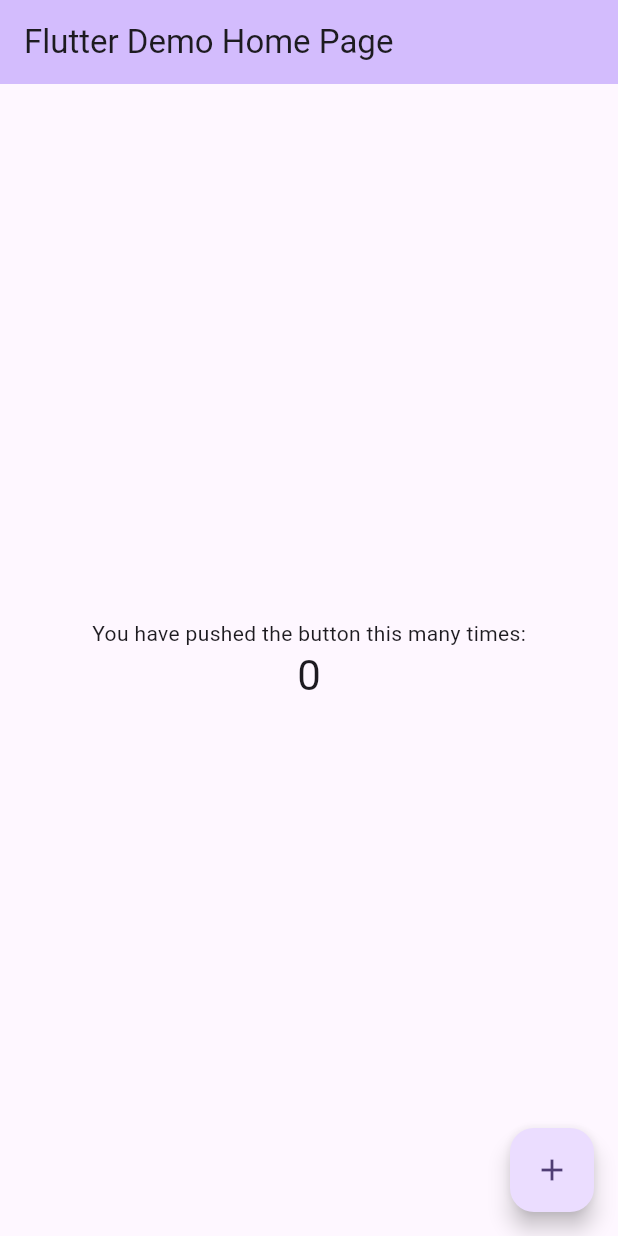
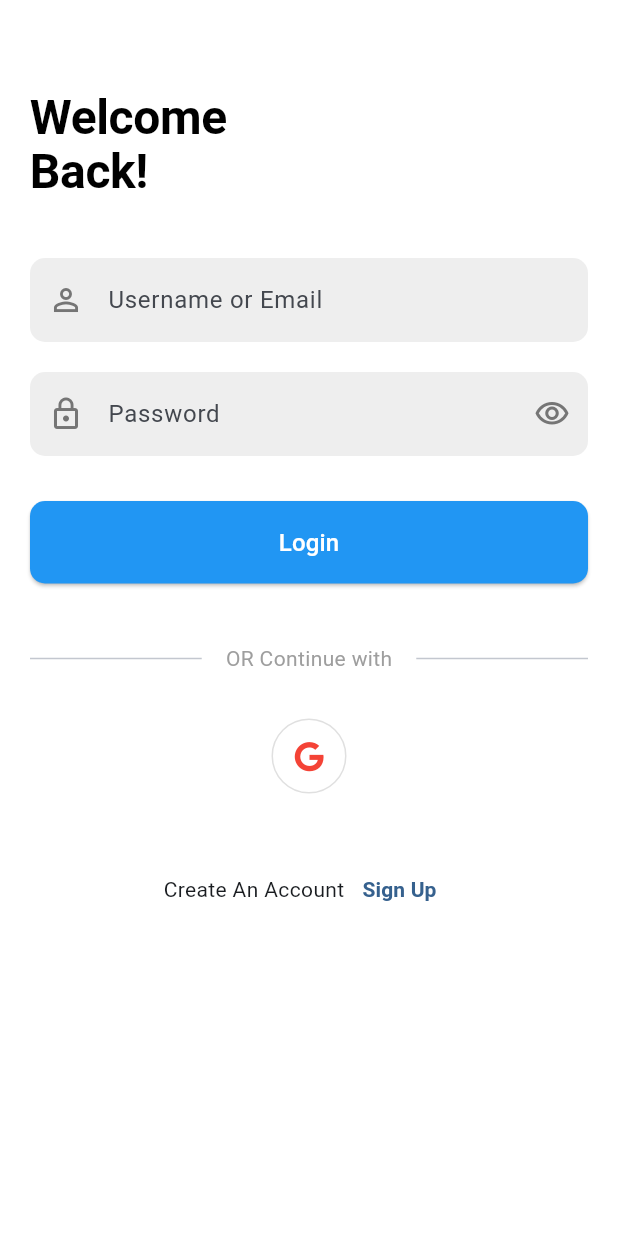
Before and after one commit to UTH-BrotherHood/shared-shopping-client, a Flutter app: the screen it shows after launch, on a phone screen of 412 x 824 dp. Run offline on Flutter 3.47's test engine with Material 3 defaults, Android fonts, the phone set to English and light mode, and no system bars; our stand-ins replace font_awesome_flutter.

Commit message:
Implement login screen and functionality with custom text fields and social login options. Added AppTheme for consistent styling and integrated font_awesome_flutter package for social icons. Updated main app structure to use LoginScreen as the home widget.

```diff
--- a/lib/main.dart
+++ b/lib/main.dart
@@ -1,4 +1,6 @@
 import 'package:flutter/material.dart';
+import 'screens/login/login_screen.dart';
+import 'theme/app_theme.dart';
 
 void main() {
   runApp(const MyApp());
@@ -7,116 +9,13 @@ void main() {
 class MyApp extends StatelessWidget {
   const MyApp({super.key});
 
-  // This widget is the root of your application.
   @override
   Widget build(BuildContext context) {
     return MaterialApp(
-      title: 'Flutter Demo',
-      theme: ThemeData(
-        // This is the theme of your application.
-        //
-        // TRY THIS: Try running your application with "flutter run". You'll see
-        // the application has a purple toolbar. Then, without quitting the app,
-        // try changing the seedColor in the colorScheme below to Colors.green
-        // and then invoke "hot reload" (save your changes or press the "hot
-        // reload" button in a Flutter-supported IDE, or press "r" if you used
-        // the command line to start the app).
-        //
-        // Notice that the counter didn't reset back to zero; the application
-        // state is not lost during the reload. To reset the state, use hot
-        // restart instead.
-        //
-        // This works for code too, not just values: Most code changes can be
-        // tested with just a hot reload.
-        colorScheme: ColorScheme.fromSeed(seedColor: Colors.deepPurple),
-      ),
-      home: const MyHomePage(title: 'Flutter Demo Home Page'),
+      title: 'Shared Shopping',
+      debugShowCheckedModeBanner: false,
+      theme: AppTheme.lightTheme,
+      home: const LoginScreen(),
     );
   }
 }
-
-class MyHomePage extends StatefulWidget {
-  const MyHomePage({super.key, required this.title});
-
-  // This widget is the home page of your application. It is stateful, meaning
-  // that it has a State object (defined below) that contains fields that affect
-  // how it looks.
-
-  // This class is the configuration for the state. It holds the values (in this
-  // case the title) provided by the parent (in this case the App widget) and
-  // used by the build method of the State. Fields in a Widget subclass are
-  // always marked "final".
-
-  final String title;
-
-  @override
-  State<MyHomePage> createState() => _MyHomePageState();
-}
-
-class _MyHomePageState extends State<MyHomePage> {
-  int _counter = 0;
-
-  void _incrementCounter() {
-    setState(() {
-      // This call to setState tells the Flutter framework that something has
-      // changed in this State, which causes it to rerun the build method below
-      // so that the display can reflect the updated values. If we changed
-      // _counter without calling setState(), then the build method would not be
-      // called again, and so nothing would appear to happen.
-      _counter++;
-    });
-  }
-
-  @override
-  Widget build(BuildContext context) {
-    // This method is rerun every time setState is called, for instance as done
-    // by the _incrementCounter method above.
-    //
-    // The Flutter framework has been optimized to make rerunning build methods
-    // fast, so that you can just rebuild anything that needs updating rather
-    // than having to individually change instances of widgets.
-    return Scaffold(
-      appBar: AppBar(
-        // TRY THIS: Try changing the color here to a specific color (to
-        // Colors.amber, perhaps?) and trigger a hot reload to see the AppBar
-        // change color while the other colors stay the same.
-        backgroundColor: Theme.of(context).colorScheme.inversePrimary,
-        // Here we take the value from the MyHomePage object that was created by
-        // the App.build method, and use it to set our appbar title.
-        title: Text(widget.title),
-      ),
-      body: Center(
-        // Center is a layout widget. It takes a single child and positions it
-        // in the middle of the parent.
-        child: Column(
-          // Column is also a layout widget. It takes a list of children and
-          // arranges them vertically. By default, it sizes itself to fit its
-          // children horizontally, and tries to be as tall as its parent.
-          //
-          // Column has various properties to control how it sizes itself and
-          // how it positions its children. Here we use mainAxisAlignment to
-          // center the children vertically; the main axis here is the vertical
-          // axis because Columns are vertical (the cross axis would be
-          // horizontal).
-          //
-          // TRY THIS: Invoke "debug painting" (choose the "Toggle Debug Paint"
-          // action in the IDE, or press "p" in the console), to see the
-          // wireframe for each widget.
-          mainAxisAlignment: MainAxisAlignment.center,
-          children: <Widget>[
-            const Text('You have pushed the button this many times:'),
-            Text(
-              '$_counter',
-              style: Theme.of(context).textTheme.headlineMedium,
-            ),
-          ],
-        ),
-      ),
-      floatingActionButton: FloatingActionButton(
-        onPressed: _incrementCounter,
-        tooltip: 'Increment',
-        child: const Icon(Icons.add),
-      ), // This trailing comma makes auto-formatting nicer for build methods.
-    );
-  }
-}
--- /dev/null
+++ b/lib/screens/login/login_model.dart
@@ -0,0 +1,32 @@
+import 'package:flutter/material.dart';
+
+class LoginModel with ChangeNotifier {
+  final TextEditingController emailController = TextEditingController();
+  final TextEditingController passwordController = TextEditingController();
+  bool _obscurePassword = true;
+
+  bool get obscurePassword => _obscurePassword;
+
+  void togglePasswordVisibility() {
+    _obscurePassword = !_obscurePassword;
+    notifyListeners();
+  }
+
+  Future<void> login() async {
+    // TODO: Implement actual login logic
+    await Future.delayed(const Duration(seconds: 2));
+    // In a real app, you would validate credentials and handle errors
+  }
+
+  Future<void> loginWithGoogle() async {
+    // TODO: Implement Google login
+    await Future.delayed(const Duration(seconds: 2));
+  }
+
+  @override
+  void dispose() {
+    emailController.dispose();
+    passwordController.dispose();
+    super.dispose();
+  }
+}
--- /dev/null
+++ b/lib/screens/login/login_screen.dart
@@ -0,0 +1,149 @@
+import 'package:flutter/material.dart';
+import 'package:provider/provider.dart';
+import 'package:font_awesome_flutter/font_awesome_flutter.dart';
+import '../../widgets/login/custom_text_field.dart';
+import '../../widgets/login/social_login_button.dart';
+import 'login_model.dart';
+
+class LoginScreen extends StatelessWidget {
+  const LoginScreen({super.key});
+
+  @override
+  Widget build(BuildContext context) {
+    return ChangeNotifierProvider(
+      create: (_) => LoginModel(),
+      child: const LoginView(),
+    );
+  }
+}
+
+class LoginView extends StatelessWidget {
+  const LoginView({super.key});
+
+  @override
+  Widget build(BuildContext context) {
+    final model = Provider.of<LoginModel>(context);
+
+    return Scaffold(
+      body: SafeArea(
+        child: Padding(
+          padding: const EdgeInsets.all(20.0),
+          child: SingleChildScrollView(
+            child: Column(
+              crossAxisAlignment: CrossAxisAlignment.start,
+              children: [
+                const SizedBox(height: 40),
+                // Welcome Back! title
+                Text(
+                  'Welcome\nBack!',
+                  style: Theme.of(context).textTheme.displayLarge,
+                ),
+                const SizedBox(height: 40),
+
+                // Username / Email field
+                CustomTextField(
+                  hintText: 'Username or Email',
+                  prefixIcon: Icons.person_outline,
+                  controller: model.emailController,
+                  validator: (value) {
+                    if (value == null || value.isEmpty) {
+                      return 'Please enter your username or email';
+                    }
+                    return null;
+                  },
+                ),
+                const SizedBox(height: 20),
+
+                // Password field
+                Consumer<LoginModel>(
+                  builder: (_, model, __) {
+                    return CustomTextField(
+                      hintText: 'Password',
+                      prefixIcon: Icons.lock_outline,
+                      obscureText: model.obscurePassword,
+                      controller: model.passwordController,
+                      suffixIcon: IconButton(
+                        icon: Icon(
+                          model.obscurePassword
+                              ? Icons.visibility_outlined
+                              : Icons.visibility_off_outlined,
+                          color: Colors.grey[600],
+                        ),
+                        onPressed: model.togglePasswordVisibility,
+                      ),
+                      validator: (value) {
+                        if (value == null || value.isEmpty) {
+                          return 'Please enter your password';
+                        }
+                        return null;
+                      },
+                    );
+                  },
+                ),
+                const SizedBox(height: 30),
+
+                // Login button
+                ElevatedButton(
+                  onPressed: () => model.login(),
+                  child: const Text('Login', style: TextStyle(fontSize: 16)),
+                ),
+                const SizedBox(height: 40),
+
+                // Or continue with
+                const Row(
+                  children: [
+                    Expanded(child: Divider()),
+                    Padding(
+                      padding: EdgeInsets.symmetric(horizontal: 16.0),
+                      child: Text(
+                        'OR Continue with',
+                        style: TextStyle(color: Colors.grey),
+                      ),
+                    ),
+                    Expanded(child: Divider()),
+                  ],
+                ),
+                const SizedBox(height: 30),
+
+                // Social login buttons
+                Row(
+                  mainAxisAlignment: MainAxisAlignment.spaceEvenly,
+                  children: [
+                    SocialLoginButton(
+                      onPressed: () => model.loginWithGoogle(),
+                      icon: const FaIcon(
+                        FontAwesomeIcons.google,
+                        color: Colors.red,
+                        size: 20,
+                      ),
+                    ),
+                  ],
+                ),
+                const SizedBox(height: 40),
+
+                // Create an account
+                Center(
+                  child: Row(
+                    mainAxisSize: MainAxisSize.min,
+                    children: [
+                      const Text('Create An Account'),
+                      TextButton(
+                        onPressed: () {
+                          // TODO: Navigate to sign up screen
+                        },
+                        child: const Text(
+                          'Sign Up',
+                          style: TextStyle(fontWeight: FontWeight.bold),
+                        ),
+                      ),
+                    ],
+                  ),
+                ),
+              ],
+            ),
+          ),
+        ),
+      ),
+    );
+  }
+}
--- /dev/null
+++ b/lib/theme/app_theme.dart
@@ -0,0 +1,44 @@
+import 'package:flutter/material.dart';
+
+class AppTheme {
+  static final ThemeData lightTheme = ThemeData(
+    primaryColor: Colors.blue,
+    scaffoldBackgroundColor: Colors.white,
+    colorScheme: ColorScheme.fromSeed(seedColor: Colors.blue),
+    useMaterial3: true,
+    inputDecorationTheme: InputDecorationTheme(
+      filled: true,
+      fillColor: Colors.grey[200],
+      border: OutlineInputBorder(
+        borderRadius: BorderRadius.circular(10.0),
+        borderSide: BorderSide.none,
+      ),
+      enabledBorder: OutlineInputBorder(
+        borderRadius: BorderRadius.circular(10.0),
+        borderSide: BorderSide.none,
+      ),
+      focusedBorder: OutlineInputBorder(
+        borderRadius: BorderRadius.circular(10.0),
+        borderSide: BorderSide.none,
+      ),
+    ),
+    elevatedButtonTheme: ElevatedButtonThemeData(
+      style: ElevatedButton.styleFrom(
+        backgroundColor: Colors.blue,
+        foregroundColor: Colors.white,
+        minimumSize: const Size(double.infinity, 55),
+        shape: RoundedRectangleBorder(
+          borderRadius: BorderRadius.circular(10.0),
+        ),
+      ),
+    ),
+    textTheme: const TextTheme(
+      displayLarge: TextStyle(
+        fontSize: 32,
+        fontWeight: FontWeight.bold,
+        color: Colors.black,
+      ),
+      bodyLarge: TextStyle(fontSize: 16, color: Colors.black87),
+    ),
+  );
+}
--- /dev/null
+++ b/lib/widgets/login/custom_text_field.dart
@@ -0,0 +1,38 @@
+import 'package:flutter/material.dart';
+
+class CustomTextField extends StatelessWidget {
+  final String hintText;
+  final IconData prefixIcon;
+  final bool obscureText;
+  final Widget? suffixIcon;
+  final TextEditingController controller;
+  final FormFieldValidator<String>? validator;
+
+  const CustomTextField({
+    super.key,
+    required this.hintText,
+    required this.prefixIcon,
+    this.obscureText = false,
+    this.suffixIcon,
+    required this.controller,
+    this.validator,
+  });
+
+  @override
+  Widget build(BuildContext context) {
+    return TextFormField(
+      controller: controller,
+      obscureText: obscureText,
+      validator: validator,
+      decoration: InputDecoration(
+        hintText: hintText,
+        prefixIcon: Icon(prefixIcon, color: Colors.grey[600]),
+        suffixIcon: suffixIcon,
+        contentPadding: const EdgeInsets.symmetric(
+          horizontal: 20,
+          vertical: 16,
+        ),
+      ),
+    );
+  }
+}
--- /dev/null
+++ b/lib/widgets/login/social_login_button.dart
@@ -0,0 +1,29 @@
+import 'package:flutter/material.dart';
+
+class SocialLoginButton extends StatelessWidget {
+  final VoidCallback onPressed;
+  final Widget icon;
+
+  const SocialLoginButton({
+    super.key,
+    required this.onPressed,
+    required this.icon,
+  });
+
+  @override
+  Widget build(BuildContext context) {
+    return InkWell(
+      onTap: onPressed,
+      child: Container(
+        width: 50,
+        height: 50,
+        decoration: BoxDecoration(
+          shape: BoxShape.circle,
+          color: Colors.white,
+          border: Border.all(color: Colors.grey.shade300),
+        ),
+        child: Center(child: icon),
+      ),
+    );
+  }
+}
--- a/pubspec.yaml
+++ b/pubspec.yaml
@@ -11,6 +11,7 @@ dependencies:
     sdk: flutter
   english_words: ^4.0.0
   provider: ^6.1.5
+  font_awesome_flutter: ^10.7.0
 
 dev_dependencies:
   flutter_test:
@@ -19,3 +20,5 @@ dev_dependencies:
 
 flutter:
   uses-material-design: true
+  assets:
+    - assets/images/
```
Also changed, not shown: pubspec.lock.
